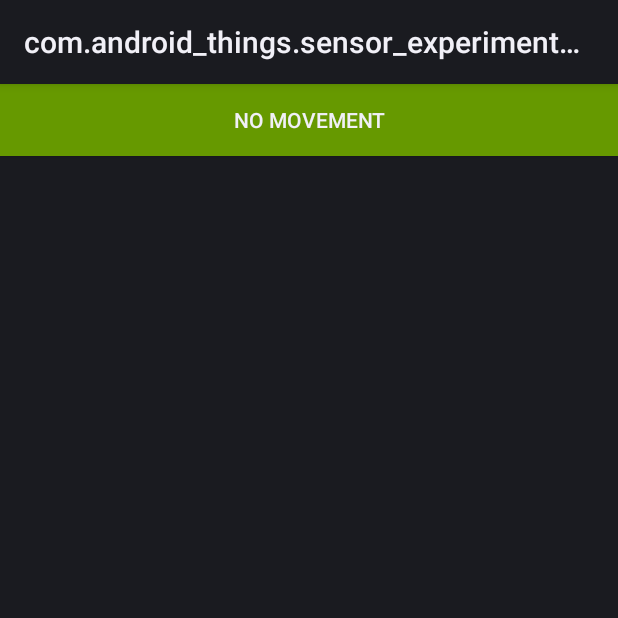
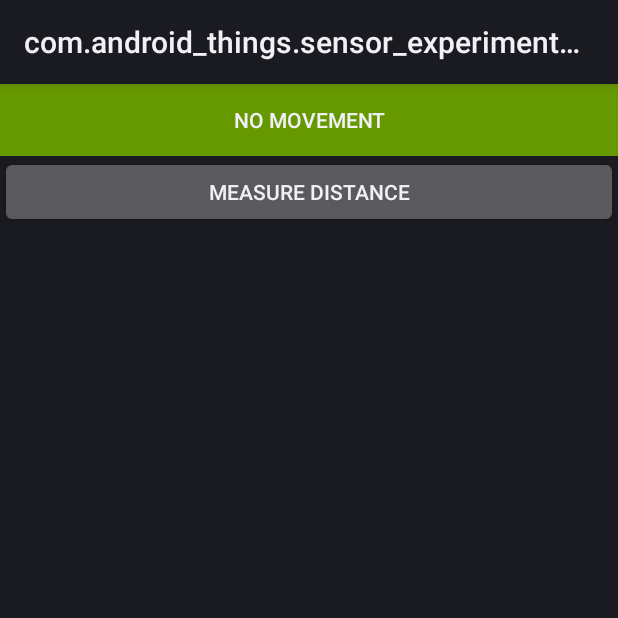
Before and after one commit to lizhieffe/pir, an Android app: the screen it shows after launch (MainActivity), on a phone screen of 412 x 824 dp, the top half of it. Run offline under Robolectric (Android 15) with nearby library versions, the phone set to English and light mode, and no system bars; libraries missing offline, so code that uses them is left out: com.google.android.things; 13 statements that could not run were skipped.

Commit message:
add support for proximity sensor

```diff
--- a/app/src/main/java/com/android_things/sensor_experiment/LedDetectionIndicator.java
+++ b/app/src/main/java/com/android_things/sensor_experiment/LedDetectionIndicator.java
@@ -3,6 +3,7 @@ package com.android_things.sensor_experiment;
 import android.os.Handler;
 import android.util.Log;
 
+import com.android_things.sensor_experiment.sensors.MotionSensor;
 import com.google.android.things.pio.Gpio;
 import com.google.android.things.pio.PeripheralManagerService;
 
--- a/app/src/main/java/com/android_things/sensor_experiment/MainActivity.java
+++ b/app/src/main/java/com/android_things/sensor_experiment/MainActivity.java
@@ -3,9 +3,13 @@ package com.android_things.sensor_experiment;
 import android.app.Activity;
 import android.os.Bundle;
 import android.util.Log;
+import android.view.View;
 import android.widget.Button;
 
 import com.android_things.sensor_experiment.pir.sensor_test.R;
+import com.android_things.sensor_experiment.sensors.MotionSensor;
+import com.android_things.sensor_experiment.sensors.PirMotionSensor;
+import com.android_things.sensor_experiment.sensors.ProximitySr04Sensor;
 import com.google.android.things.pio.Gpio;
 import com.google.android.things.pio.PeripheralManagerService;
 
@@ -14,11 +18,14 @@ import java.util.ArrayList;
 import java.util.Arrays;
 import java.util.List;
 
+import static com.android_things.sensor_experiment.base.Constants.TAG;
+
 public class MainActivity extends Activity {
 
     private PirMotionSensor motionSensor;
     private List<MotionSensor.Listener> motion_sensor_listeners;
     private List<DetectionIndicator> detection_indicators;
+    private ProximitySr04Sensor proximity_sensor;
 
     @Override
     protected void onCreate(Bundle savedInstanceState) {
@@ -45,6 +52,27 @@ public class MainActivity extends Activity {
             d.start();
         }
 
+
+        proximity_sensor = new ProximitySr04Sensor();
+        proximity_sensor.startup();
+        Button measure_distance_btn = findViewById(R.id.measure_distance_btn);
+        measure_distance_btn.setText("Measure Distance");
+        measure_distance_btn.setOnClickListener(new View.OnClickListener() {
+            @Override
+            public void onClick(View view) {
+                try {
+                    ((Button) view).setText(
+                            "Distance is " + proximity_sensor.readDistanceSync());
+                } catch (IOException e) {
+                    Log.e(TAG, "Cannot measure distance: ", e);
+                } catch (InterruptedException e) {
+                    Log.e(TAG, "Cannot measure distance: ", e);
+                }
+            }
+        });
+
+
+
         Log.e("===lizhi", "222");
         Gpio bus = openMotionSensorGpioBus();
         motionSensor = new PirMotionSensor(bus, motion_sensor_listeners);
@@ -68,6 +96,7 @@ public class MainActivity extends Activity {
             d.close();
         }
         motionSensor.shutdown();
+        proximity_sensor.shutdown();
         super.onDestroy();
     }
 }
--- a/app/src/main/java/com/android_things/sensor_experiment/SensorDataRecorder.java
+++ b/app/src/main/java/com/android_things/sensor_experiment/SensorDataRecorder.java
@@ -3,6 +3,7 @@ package com.android_things.sensor_experiment;
 import android.content.Context;
 import android.util.Log;
 
+import com.android_things.sensor_experiment.sensors.MotionSensor;
 import com.google.android.things.pio.Gpio;
 
 import java.io.BufferedWriter;
--- a/app/src/main/java/com/android_things/sensor_experiment/UIDetectionIndicator.java
+++ b/app/src/main/java/com/android_things/sensor_experiment/UIDetectionIndicator.java
@@ -5,6 +5,7 @@ import android.os.Handler;
 import android.widget.Button;
 
 import com.android_things.sensor_experiment.pir.sensor_test.R;
+import com.android_things.sensor_experiment.sensors.MotionSensor;
 import com.google.android.things.pio.Gpio;
 import java.io.IOException;
 
--- a/app/src/main/java/com/android_things/sensor_experiment/MotionSensor.java
+++ b/app/src/main/java/com/android_things/sensor_experiment/sensors/MotionSensor.java
@@ -1,8 +1,8 @@
-package com.android_things.sensor_experiment;
+package com.android_things.sensor_experiment.sensors;
 
 import com.google.android.things.pio.Gpio;
 
-interface MotionSensor {
+public interface MotionSensor {
 
     void startup();
 
--- a/app/src/main/res/layout-ldltr/activity_main.xml
+++ b/app/src/main/res/layout-ldltr/activity_main.xml
@@ -8,4 +8,10 @@
         android:layout_width="match_parent"
         android:layout_height="wrap_content"
         android:text="No Movement " />
+
+    <Button
+        android:id="@+id/measure_distance_btn"
+        android:layout_width="match_parent"
+        android:layout_height="wrap_content"
+        android:text="Measure DIstance" />
 </LinearLayout>
```
Also changed, not shown: app/src/main/java/com/android_things/sensor_experiment/base/Constants.java (added, +9 -0 lines), app/src/main/java/com/android_things/sensor_experiment/sensors/PirMotionSensor.java (renamed from app/src/main/java/com/android_things/sensor_experiment/PirMotionSensor.java, +4 -3 lines), app/src/main/java/com/android_things/sensor_experiment/sensors/ProximitySr04Sensor.java (added, +82 -0 lines).
